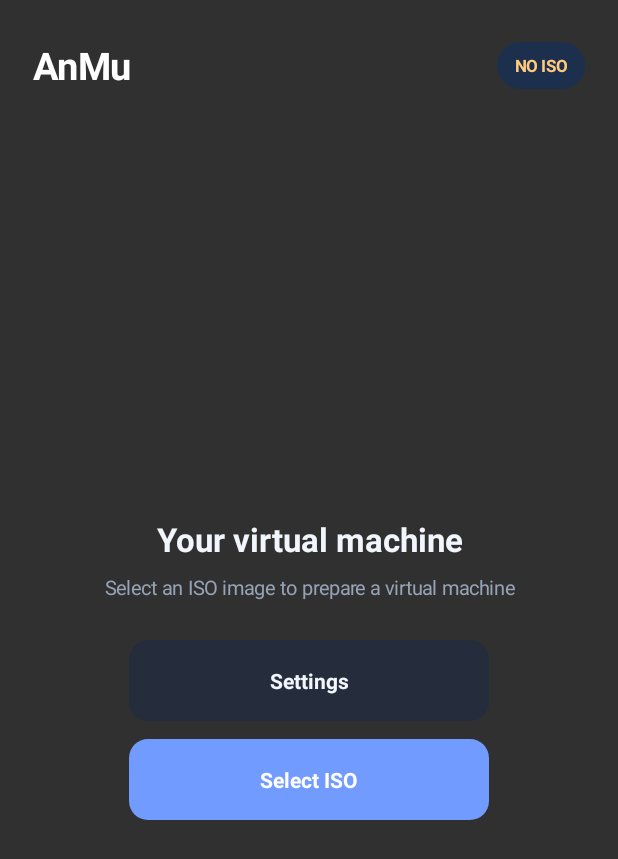
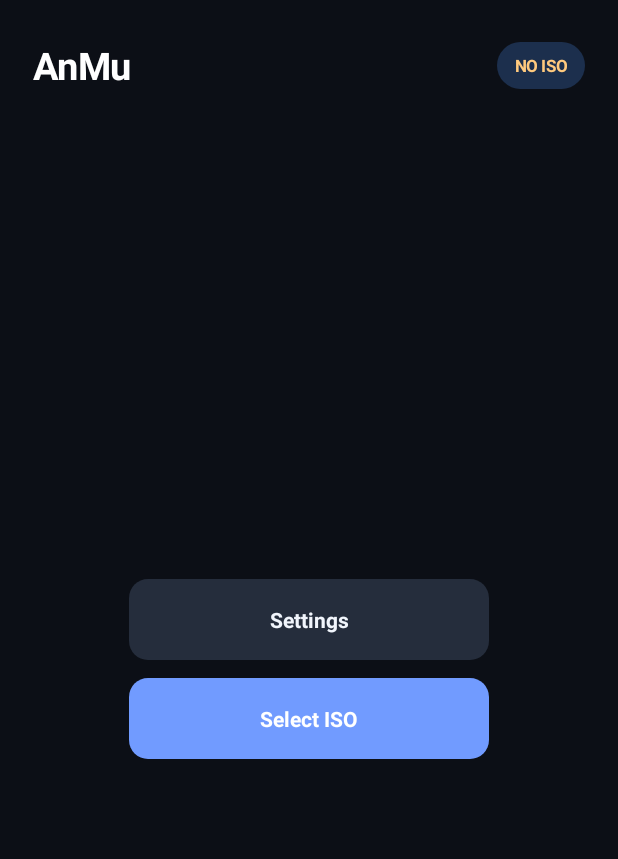
Before and after one commit to hayrxdevofficial/AnMu-Emulator-For-Android, an Android app: the screen it shows after launch (MainActivity), on a phone screen of 412 x 824 dp. Shown: the top 859 px of the screen. Run offline under Robolectric (Android 15) with nearby library versions, the phone set to English and light mode, and no system bars.

Commit message:
Keep empty launcher screen minimal

```diff
--- a/app/src/main/java/dev/hayrx/anmu/MainActivity.kt
+++ b/app/src/main/java/dev/hayrx/anmu/MainActivity.kt
@@ -66,7 +66,7 @@ class MainActivity : Activity() {
         page = LinearLayout(this).apply {
             orientation = LinearLayout.VERTICAL
             setPadding(dp(18), dp(12), dp(18), dp(14))
-            setBackgroundColor(background)
+            setBackgroundColor(this@MainActivity.background)
         }
 
         val header = LinearLayout(this).apply {
@@ -119,17 +119,7 @@ class MainActivity : Activity() {
             setPadding(dp(12), dp(12), dp(12), dp(12))
         }
 
-        val headline = label("Your virtual machine", 22f, textColor, true).apply {
-            gravity = Gravity.CENTER
-        }
-        val subtitle = label("Select an ISO image to prepare a virtual machine", 13f, muted).apply {
-            gravity = Gravity.CENTER
-        }
-        group.addView(headline)
-        group.addView(subtitle, LinearLayout.LayoutParams(
-            ViewGroup.LayoutParams.MATCH_PARENT, ViewGroup.LayoutParams.WRAP_CONTENT
-        ).apply { topMargin = dp(9); bottomMargin = dp(26) })
-
+        // Keep the initial screen deliberately minimal: only Settings and Select ISO.
         val settingsButton = actionButton("Settings", false) { showSettings() }
         val isoButton = actionButton("Select ISO", true) { openIsoPicker() }
 
```
